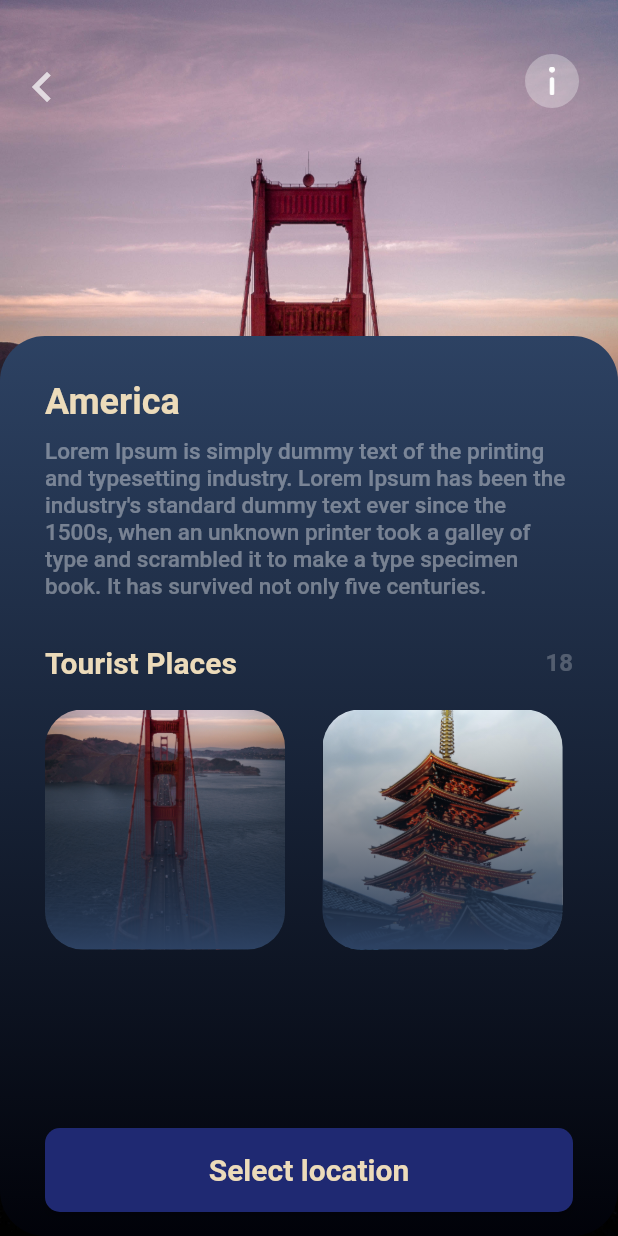
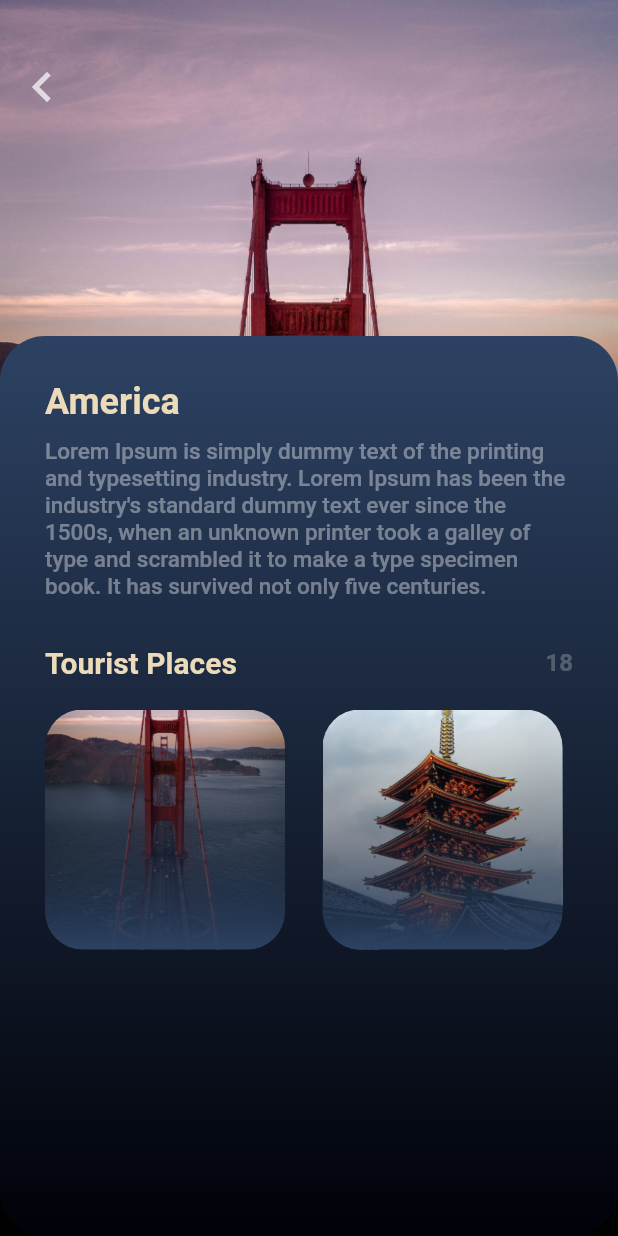
Before and after one commit to aydinerenn/hoi, a Flutter app: the screen it shows after launch, after a tap on "AMERICA", on a phone screen of 412 x 824 dp. Run offline on Flutter 3.47's test engine with Material 2 defaults, Android fonts, the phone set to English and light mode, and no system bars.

Commit message:
remove info and location button

```diff
--- a/lib/destinationDetail.dart
+++ b/lib/destinationDetail.dart
@@ -53,21 +53,6 @@ class DestinationPage extends StatelessWidget {
     return Hero(
       tag: imagePath,
       child: Scaffold(
-          floatingActionButton: ButtonTheme(
-            minWidth: MediaQuery.of(context).size.width - 60,
-            height: 56,
-            child: RaisedButton(
-                onPressed: () => {},
-                shape: RoundedRectangleBorder(
-                    borderRadius: new BorderRadius.circular(10.0)),
-                color: AppColor.lightSecondary,
-                child: PrimaryText(
-                  text: 'Select location',
-                  size: 20,
-                )),
-          ),
-          floatingActionButtonLocation:
-              FloatingActionButtonLocation.centerFloat,
           body: ListView(
         children: [
           Container(
@@ -95,16 +80,6 @@ class DestinationPage extends StatelessWidget {
                         size: 40,
                       ),
                     ),
-                        RawMaterialButton(
-                          onPressed: null,
-                          shape: CircleBorder(),
-                          child: Image.asset(
-                            'assets/info.png',
-                            width: 4,
-                          ),
-                          fillColor: Colors.white30,
-                          padding: EdgeInsets.all(8),
-                        )
                   ],
                 ),
                 Container(
@@ -138,8 +113,7 @@ class DestinationPage extends StatelessWidget {
                               color: Colors.white38),
                           SizedBox(height: 30),
                           Row(
-                                mainAxisAlignment:
-                                    MainAxisAlignment.spaceBetween,
+                            mainAxisAlignment: MainAxisAlignment.spaceBetween,
                             children: [
                               PrimaryText(
                                 text: 'Tourist Places',
@@ -163,8 +137,8 @@ class DestinationPage extends StatelessWidget {
                                     'AMERICA', '18 Tourist Place', context),
                                 hotDestinationCard('assets/japan-home.jpg',
                                     'JAPAN', '18 Tourist Place', context),
-                                    hotDestinationCard('assets/city.jpg',
-                                        'NEWYORK', '18 Tourist Place', context),
+                                hotDestinationCard('assets/city.jpg', 'NEWYORK',
+                                    '18 Tourist Place', context),
                               ],
                             ),
                           ),
```
Also changed, not shown: assets/man.jpeg (deleted). Lines whose indentation alone changed are shown as unchanged.
